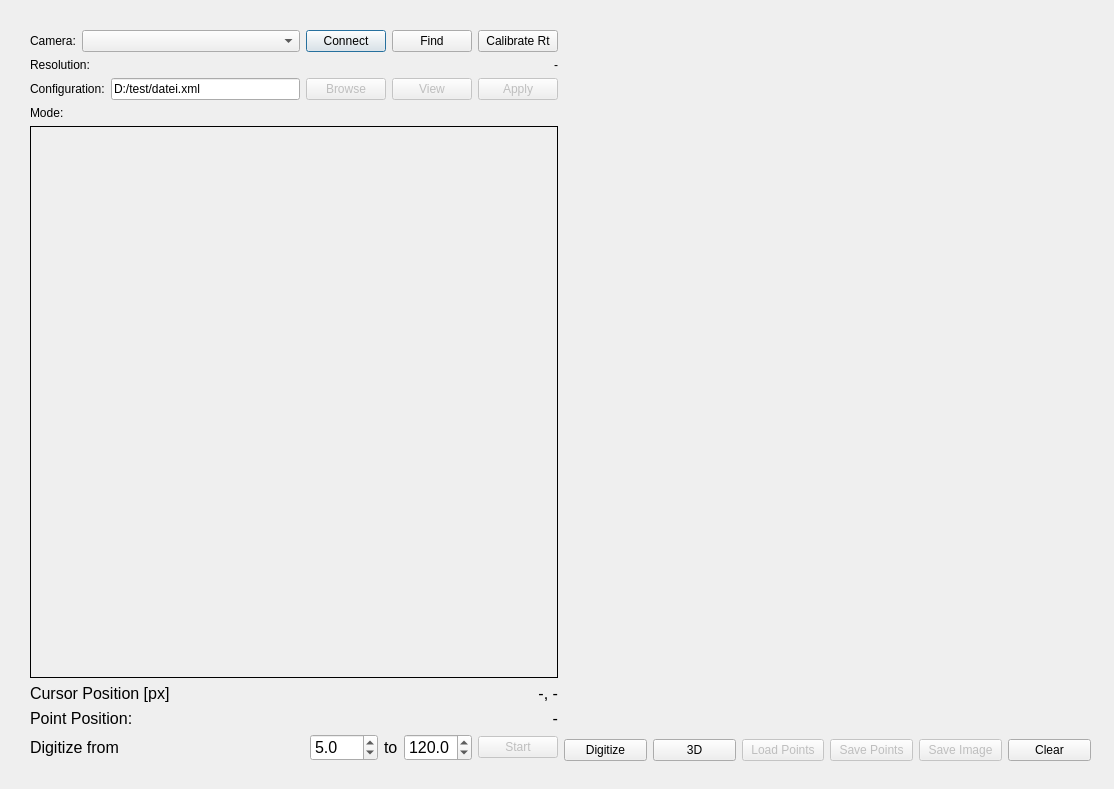
This is centerdialog.ui in mechaot/cLaserScanner as Qt 5 draws it before an edit. The edited form follows.
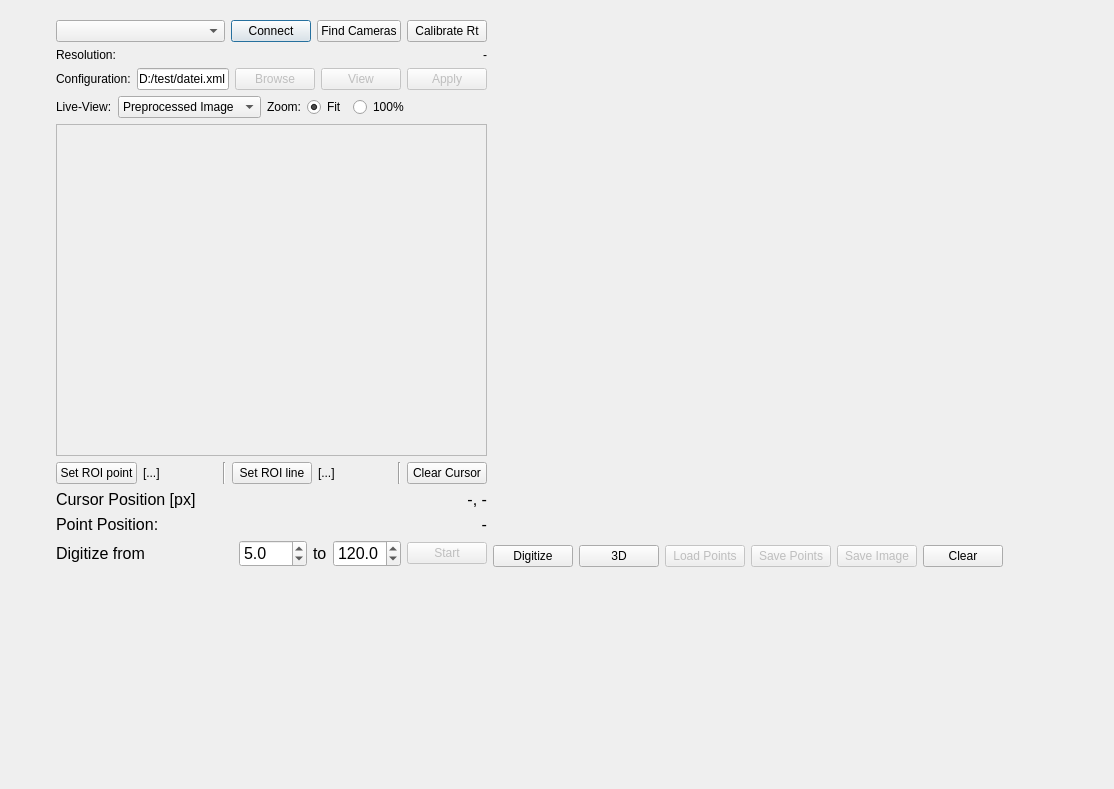
This is the edited form. Custom widgets are drawn as their Qt base class.

What changed in the file:
```diff
--- a/centerdialog.ui
+++ b/centerdialog.ui
@@ -16,24 +16,19 @@
   <widget class="QWidget" name="layoutWidget">
    <property name="geometry">
     <rect>
-     <x>30</x>
-     <y>30</y>
-     <width>1061</width>
-     <height>731</height>
+     <x>56</x>
+     <y>20</y>
+     <width>947</width>
+     <height>547</height>
     </rect>
    </property>
-   <layout class="QHBoxLayout" name="pageLayout" stretch="1,1">
+   <layout class="QHBoxLayout" name="pageLayout" stretch="2,1">
     <item>
-     <layout class="QVBoxLayout" name="pageLayout2" stretch="0,0,0,0,1,0,0,0">
+     <layout class="QVBoxLayout" name="verticalLayout_2" stretch="0,0,0,0,0,0,0,0">
       <item>
-       <layout class="QHBoxLayout" name="horizontalLayout" stretch="0,1,0,0,0">
+       <layout class="QVBoxLayout" name="layoutDockCamera">
         <item>
-         <widget class="QLabel" name="label_2">
-          <property name="text">
-           <string>Camera:</string>
-          </property>
-         </widget>
-        </item>
+         <layout class="QHBoxLayout" name="horizontalLayout" stretch="1,0,0,0">
         <item>
          <widget class="QComboBox" name="comboCameras"/>
         </item>
@@ -50,7 +45,7 @@
         <item>
          <widget class="QPushButton" name="buttonCameraFind">
           <property name="text">
-           <string>Find</string>
+             <string>Find Cameras</string>
           </property>
          </widget>
         </item>
@@ -87,6 +82,8 @@
         </item>
        </layout>
       </item>
+       </layout>
+      </item>
       <item>
        <layout class="QHBoxLayout" name="horizontalLayout_4" stretch="0,1,0,0,0">
         <item>
@@ -136,24 +133,166 @@
        </layout>
       </item>
       <item>
-       <layout class="QHBoxLayout" name="horizontalLayout_3" stretch="0">
+       <layout class="QHBoxLayout" name="horizontalLayout_3" stretch="0,0,0,0,0,0">
         <item>
          <widget class="QLabel" name="label_3">
           <property name="text">
-           <string>Mode:</string>
+           <string>Live-View:</string>
           </property>
          </widget>
         </item>
+        <item>
+         <widget class="QComboBox" name="comboLiveViewMode">
+          <item>
+           <property name="text">
+            <string>Preprocessed Image</string>
+           </property>
+          </item>
+          <item>
+           <property name="text">
+            <string>Camera Image</string>
+           </property>
+          </item>
+          <item>
+           <property name="text">
+            <string>Off</string>
+           </property>
+          </item>
+         </widget>
+        </item>
+        <item>
+         <widget class="QLabel" name="label">
+          <property name="text">
+           <string>Zoom:</string>
+          </property>
+         </widget>
+        </item>
+        <item>
+         <widget class="QRadioButton" name="radioZoomFit">
+          <property name="text">
+           <string>Fit</string>
+          </property>
+          <property name="checked">
+           <bool>true</bool>
+          </property>
+         </widget>
+        </item>
+        <item>
+         <widget class="QRadioButton" name="radioZoom100">
+          <property name="enabled">
+           <bool>true</bool>
+          </property>
+          <property name="text">
+           <string>100%</string>
+          </property>
+         </widget>
+        </item>
+        <item>
+         <spacer name="horizontalSpacer">
+          <property name="orientation">
+           <enum>Qt::Horizontal</enum>
+          </property>
+          <property name="sizeHint" stdset="0">
+           <size>
+            <width>40</width>
+            <height>20</height>
+           </size>
+          </property>
+         </spacer>
+        </item>
        </layout>
       </item>
       <item>
+       <widget class="QScrollArea" name="scrollCameraWidget">
+        <property name="sizePolicy">
+         <sizepolicy hsizetype="MinimumExpanding" vsizetype="MinimumExpanding">
+          <horstretch>0</horstretch>
+          <verstretch>0</verstretch>
+         </sizepolicy>
+        </property>
+        <property name="widgetResizable">
+         <bool>true</bool>
+        </property>
+        <widget class="QWidget" name="scrollAreaWidgetContents">
+         <property name="geometry">
+          <rect>
+           <x>0</x>
+           <y>0</y>
+           <width>451</width>
+           <height>310</height>
+          </rect>
+         </property>
        <widget class="CameraWidget" name="cameraWidget" native="true">
-        <property name="styleSheet">
-         <string notr="true">border: 1px;
-border-style: solid;
-</string>
-        </property>
-       </widget>
+          <property name="geometry">
+           <rect>
+            <x>12</x>
+            <y>12</y>
+            <width>421</width>
+            <height>281</height>
+           </rect>
+          </property>
+          <property name="sizePolicy">
+           <sizepolicy hsizetype="MinimumExpanding" vsizetype="MinimumExpanding">
+            <horstretch>0</horstretch>
+            <verstretch>0</verstretch>
+           </sizepolicy>
+          </property>
+         </widget>
+        </widget>
+       </widget>
+      </item>
+      <item>
+       <layout class="QHBoxLayout" name="horizontalLayout_9">
+        <item>
+         <widget class="QPushButton" name="buttonRoiPoint">
+          <property name="text">
+           <string>Set ROI point</string>
+          </property>
+         </widget>
+        </item>
+        <item>
+         <widget class="QLabel" name="labelRoiPoint">
+          <property name="text">
+           <string>[...]</string>
+          </property>
+         </widget>
+        </item>
+        <item>
+         <widget class="Line" name="line">
+          <property name="orientation">
+           <enum>Qt::Vertical</enum>
+          </property>
+         </widget>
+        </item>
+        <item>
+         <widget class="QPushButton" name="buttonRoiLine">
+          <property name="text">
+           <string>Set ROI line</string>
+          </property>
+         </widget>
+        </item>
+        <item>
+         <widget class="QLabel" name="labelRoiLine">
+          <property name="text">
+           <string>[...]</string>
+          </property>
+         </widget>
+        </item>
+        <item>
+         <widget class="Line" name="line_2">
+          <property name="orientation">
+           <enum>Qt::Vertical</enum>
+          </property>
+         </widget>
+        </item>
+        <item>
+         <widget class="QPushButton" name="buttonClearCursor">
+          <property name="text">
+           <string>Clear Cursor</string>
+          </property>
+         </widget>
+        </item>
+       </layout>
       </item>
       <item>
        <layout class="QHBoxLayout" name="horizontalLayout_8">
```
Lines whose indentation alone changed are shown as unchanged.
